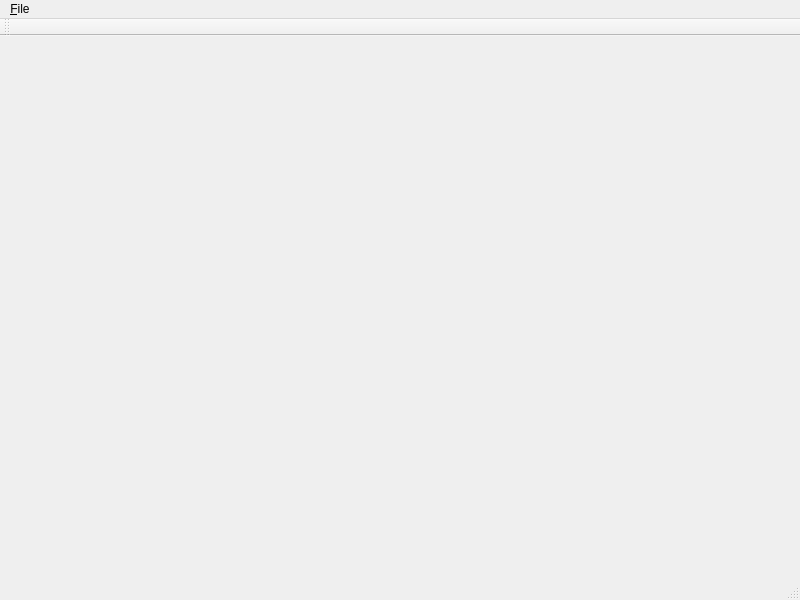
Qt form src/mainForm.ui (jeremydumais/TeacherHelper) before a commit.
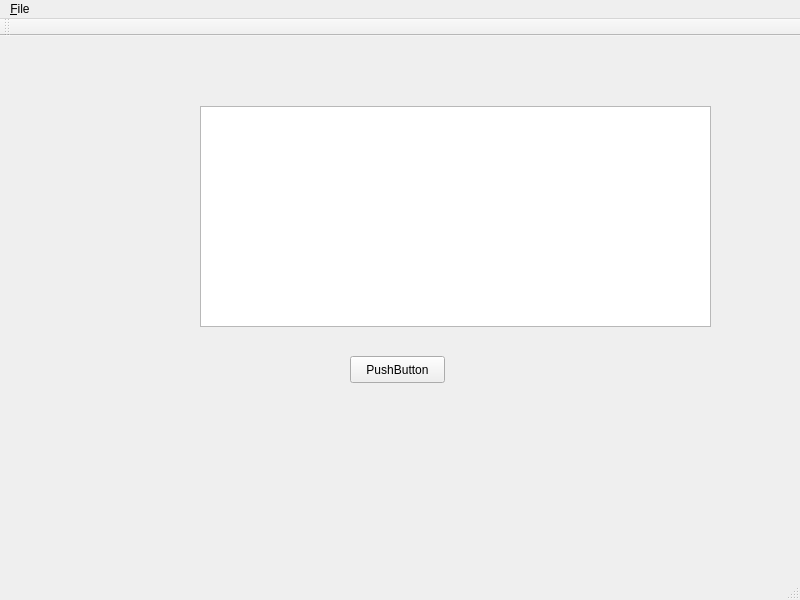
The same form after that commit.

What changed in the file:
```diff
--- a/src/mainForm.ui
+++ b/src/mainForm.ui
@@ -13,7 +13,31 @@
   <property name="windowTitle">
    <string>Teacher Helper</string>
   </property>
-  <widget class="QWidget" name="centralwidget"/>
+  <widget class="QWidget" name="centralwidget">
+   <widget class="QPushButton" name="pushButton">
+    <property name="geometry">
+     <rect>
+      <x>350</x>
+      <y>320</y>
+      <width>95</width>
+      <height>27</height>
+     </rect>
+    </property>
+    <property name="text">
+     <string>PushButton</string>
+    </property>
+   </widget>
+   <widget class="QTextEdit" name="textEdit">
+    <property name="geometry">
+     <rect>
+      <x>200</x>
+      <y>70</y>
+      <width>511</width>
+      <height>221</height>
+     </rect>
+    </property>
+   </widget>
+  </widget>
   <widget class="QMenuBar" name="menubar">
    <property name="geometry">
     <rect>
```
